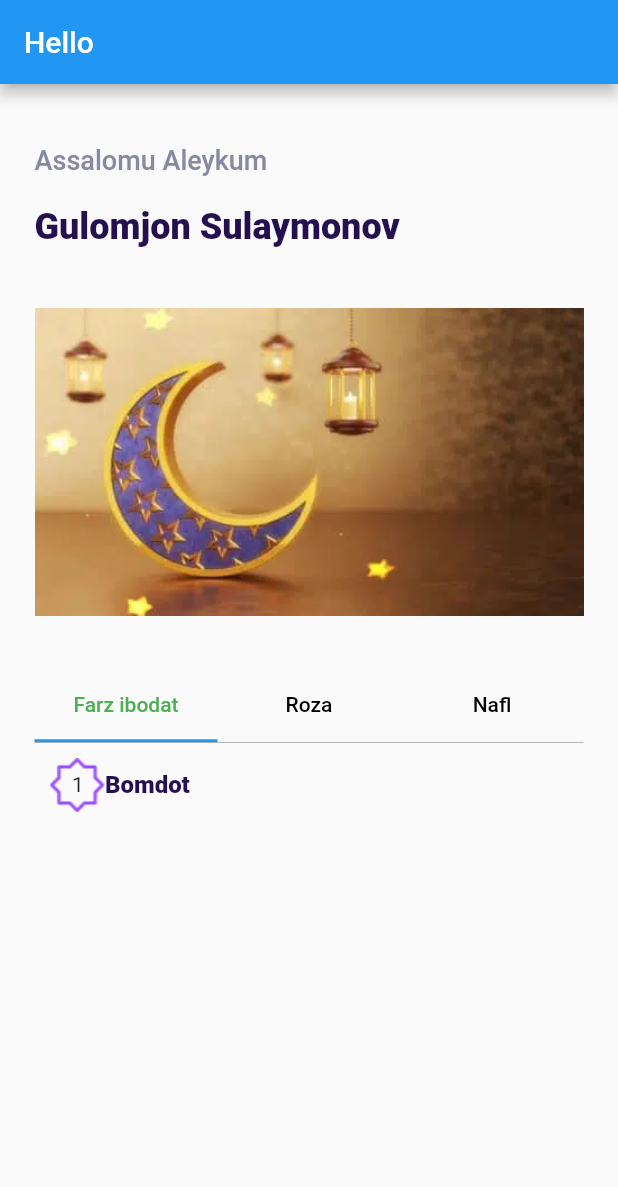
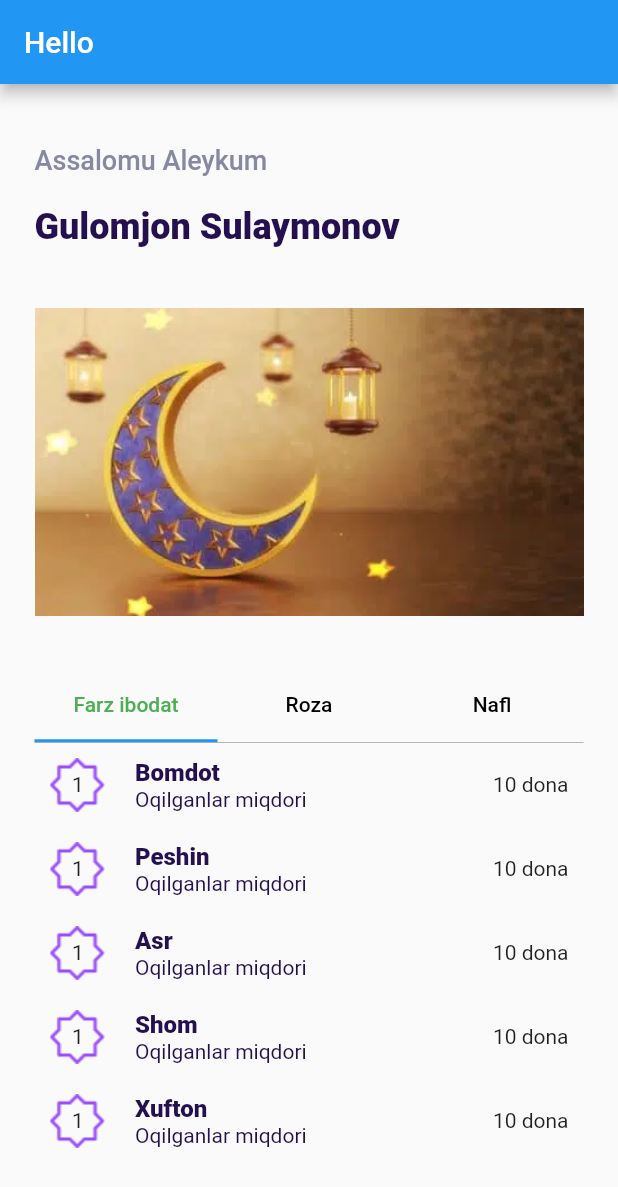
Before and after one commit to Alfraganus/qaza_prayers, a Flutter app: the PrayerListMain screen opened directly, on a phone screen of 412 x 824 dp. Shown: the top 1187 px of the screen. Run offline on Flutter 3.47's test engine with Material 2 defaults, Android fonts, the phone set to English and light mode, and no system bars; our stand-ins replace email_validator, firebase_auth, firebase_core, flash, flutter_modular, hexcolor; accounts and stored records are empty; Roboto replaces fonts that are missing (Poppins); statements that could not run were skipped.

```diff
--- a/lib/app_module.dart
+++ b/lib/app_module.dart
@@ -3,7 +3,9 @@ import 'package:flutter/material.dart';
 import 'package:flutter_modular/flutter_modular.dart';
 import 'package:qaza_tracker/screens/home/Test.dart';
 import 'package:qaza_tracker/screens/home/homeMain.dart';
+import 'package:qaza_tracker/screens/home/prayer_list/Counter.dart';
 import 'package:qaza_tracker/screens/home/prayer_list/PrayerListMain.dart';
+import 'package:qaza_tracker/screens/home/prayer_list/counter.dart';
 import 'main.dart';
 
 bool isLogined= false;
@@ -20,7 +22,7 @@ class AppModular extends Module {
   });
   @override
   List<ModularRoute> get routes => [
-    ChildRoute('/', child: (context, args) => PrayerListMain()),
+    ChildRoute('/', child: (context, args) => Counter22()),
     ChildRoute('/login', child: (context, args) => MyHomePage()),
   ];
 }
--- a/lib/screens/home/prayer_list/TabView.dart
+++ b/lib/screens/home/prayer_list/TabView.dart
@@ -9,24 +9,31 @@ class TabView extends StatefulWidget {
 }
 
 class _TabViewState extends State<TabView> {
-
   static const List<Tab> _tabs = [
-    const Tab(child: const Text('Tab One',style: TextStyle(color: Colors.black38),)),
-    const Tab( child: Text('Tab One',style: TextStyle(color: Colors.black38))),
-    const Tab(child: Text('Tab One',style: TextStyle(color: Colors.black38))),
+    const Tab(
+        child: const Text(
+      'Tab One',
+      style: TextStyle(color: Colors.black38),
+    )),
+    const Tab(child: Text('Tab One', style: TextStyle(color: Colors.black38))),
+    const Tab(child: Text('Tab One', style: TextStyle(color: Colors.black38))),
   ];
 
   @override
   Widget build(BuildContext context) {
     return Container(
-      child: Column(crossAxisAlignment: CrossAxisAlignment.stretch, children: <Widget>[
+      child: Column(
+          crossAxisAlignment: CrossAxisAlignment.stretch,
+          children: <Widget>[
             SizedBox(height: 36.0),
             DefaultTabController(
                 length: 3, // length of tabs
                 initialIndex: 0,
-            child: Column(crossAxisAlignment: CrossAxisAlignment.stretch, children: <Widget>[
+                child: Column(
+                    crossAxisAlignment: CrossAxisAlignment.stretch,
+                    children: <Widget>[
                       Container(
-                child: TabBar(
+                        child: const TabBar(
                           labelColor: Colors.green,
                           unselectedLabelColor: Colors.black,
                           tabs: [
@@ -37,71 +44,107 @@ class _TabViewState extends State<TabView> {
                         ),
                       ),
                       Container(
-                  height: MediaQuery.of(context).size.height/1.5,
-                  width: double.infinity,//height of TabBarView
-                  decoration: BoxDecoration(
-                      border: Border(top: BorderSide(color: Colors.grey, width: 0.5))
-                  ),
+                          height: MediaQuery.of(context).size.height / 1.5,
+                          width: double.infinity, //height of TabBarView
+                          decoration: const BoxDecoration(
+                              border: Border(
+                                  top: BorderSide(
+                                      color: Colors.grey, width: 0.5))),
                           child: TabBarView(children: <Widget>[
                             Container(
-                      child: PrayerName(),
+                              child: const PrayerList(),
                             ),
                             Container(
-                      child: Center(
-                        child: Text('Display Tab 2', style: TextStyle(fontSize: 22, fontWeight: FontWeight.bold)),
+                              child: const Center(
+                                child: Text('Display Tab 2',
+                                    style: TextStyle(
+                                        fontSize: 22,
+                                        fontWeight: FontWeight.bold)),
                               ),
                             ),
                             Container(
-                      child: Center(
-                        child: Text('Display Tab 3', style: TextStyle(fontSize: 22, fontWeight: FontWeight.bold)),
+                              child: const Center(
+                                child: Text('Display Tab 3',
+                                    style: TextStyle(
+                                        fontSize: 22,
+                                        fontWeight: FontWeight.bold)),
                               ),
                             ),
-
-                  ])
-              )
-            ])
-        ),
+                          ]))
+                    ])),
           ]),
     );
   }
 }
 
-class PrayerName extends StatelessWidget {
-  const PrayerName({Key? key}) : super(key: key);
+class PrayerList extends StatelessWidget {
+  const PrayerList({Key? key}) : super(key: key);
+
+  @override
+
+  Widget build(BuildContext context) {
+    return Container(
+        padding: EdgeInsets.all(10),
+        child: Wrap(
+          runSpacing: 20,
+          children: [
+            SinglePrayer(prayerType: 'Bomdot',prayerQuantity: 10, id:1),
+            SinglePrayer(prayerType: 'Peshin',prayerQuantity: 10, id:1),
+            SinglePrayer(prayerType: 'Asr',prayerQuantity: 10, id:1),
+            SinglePrayer(prayerType: 'Shom',prayerQuantity: 10, id:1),
+            SinglePrayer(prayerType: 'Xufton',prayerQuantity: 10, id:1),
+          ],
+        ));
+  }
+}
+
+class SinglePrayer extends StatelessWidget {
+  const SinglePrayer({Key? key, required this.id, required this.prayerQuantity, required this.prayerType}) : super(key: key);
+
+  final int id;
+  final int prayerQuantity;
+  final String prayerType;
 
   @override
   Widget build(BuildContext context) {
     return Container(
-      padding: EdgeInsets.all(10),
-      child: Row(
+      child:   Row(
         children: [
           Container(
+              child: Stack(
+                alignment: Alignment.topLeft,
+                children:  [
+                  Padding(
+                    padding: EdgeInsets.only(left: 15, top: 10),
+                    child: Text(this.id.toString()),
 
-        ),
-          Column(
-            children: [
-              Row(
-                children: [
-                  Stack(
-                    alignment: Alignment.topLeft,
-                    children: [
-                      Padding(
-                        padding: EdgeInsets.only(left: 15,top: 10),
-                        child: Text('1',),
                   ),
                   Image(image: AssetImage('assets/images/star.png')),
                 ],
-                  ),
-                  Text('Bomdot',style: TextStyle(
+              )),
+          Padding(
+            padding: EdgeInsets.only(left: 20),
+            child: Container(
+                child: Column(
+                  crossAxisAlignment: CrossAxisAlignment.start,
+                  children: [
+                    Text(
+                      this.prayerType,
+                      style: TextStyle(
                           fontSize: 16,
                           fontWeight: FontWeight.w900,
-                      color: HexColor('#240F4F')
-                  ),)
+                          color: HexColor('#240F4F')),
+                    ),
+                    Text(
+                      'Oqilganlar miqdori',
+                      style:
+                      TextStyle(fontSize: 14, color: HexColor('#240F4F')),
+                    ),
                   ],
-              )
-
-            ],
-          )
+                )),
+          ),
+          Spacer(),
+          Text("${this.prayerQuantity} dona")
         ],
       ),
     );
```
Also changed, not shown: lib/screens/home/prayer_list/Counter.dart (added, +22 -0 lines), lib/screens/home/prayer_list/counter.dart (added, +80 -0 lines). Lines whose indentation alone changed are shown as unchanged.
